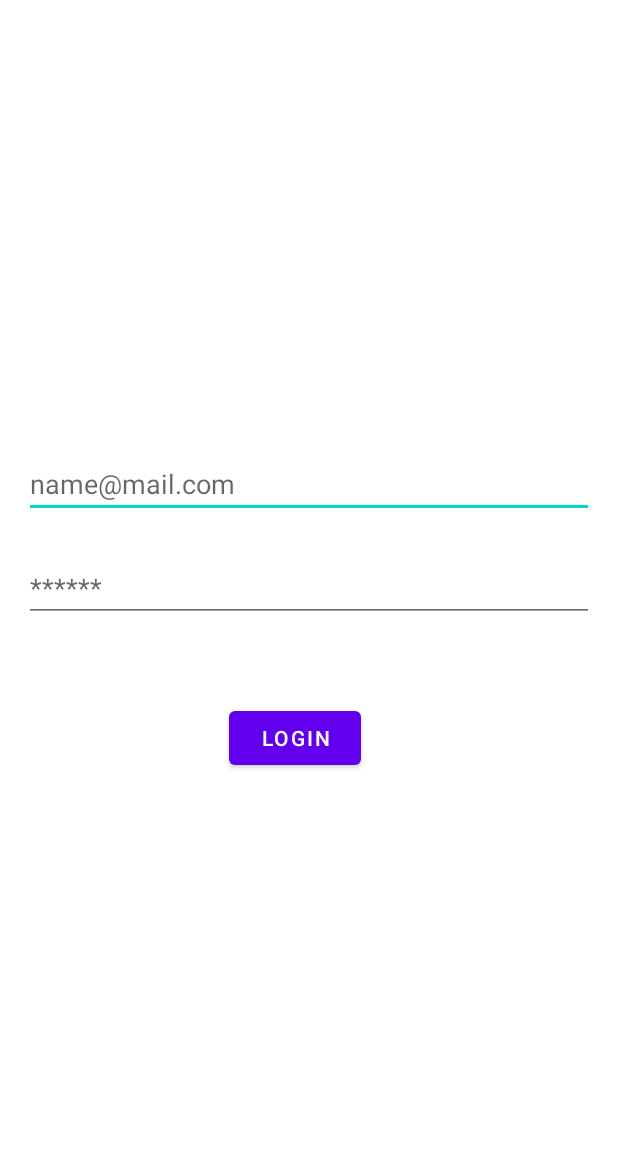
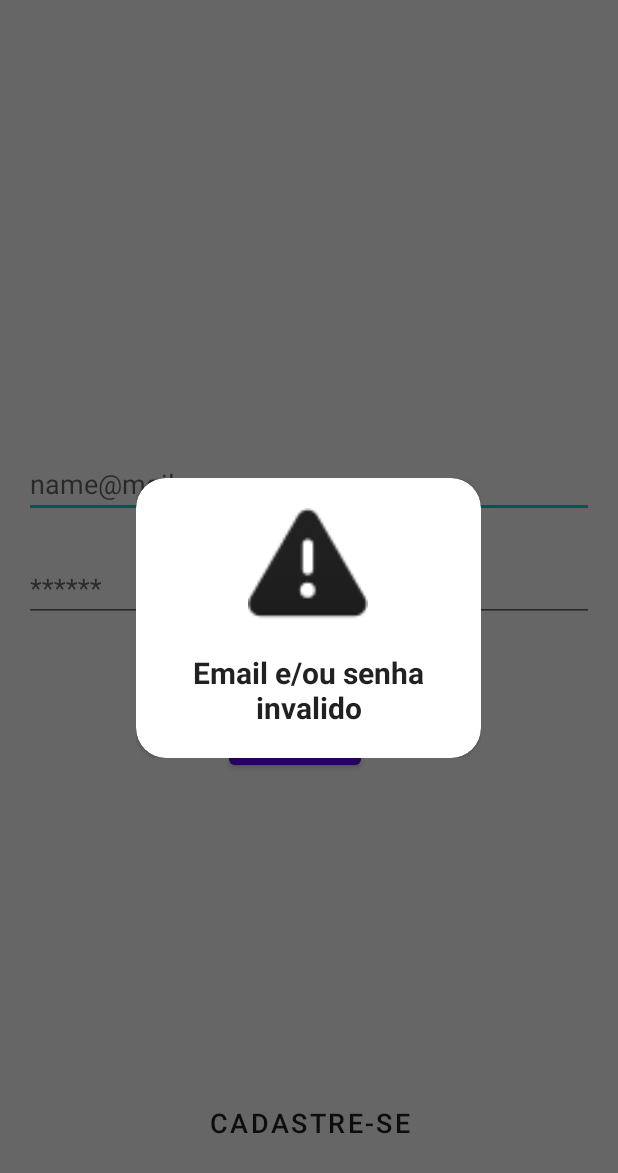
Before and after one commit to JulioCRFilho/KotlinArchitetureExample, an Android app: the screen it shows after launch (LoginActivity), after a tap on "LOGIN", on a phone screen of 412 x 824 dp. Shown: the top 1173 px of the screen. Run offline under Robolectric (Android 15) with nearby library versions, the phone set to English and light mode, and no system bars; our stand-ins replace Firebase (no records; nobody signed in at launch, a user with empty details on screens opened directly), data binding.

Commit message:
adicionado loading

```diff
--- a/app/src/main/java/com/example/uds/api/AuthInterface.kt
+++ b/app/src/main/java/com/example/uds/api/AuthInterface.kt
@@ -3,5 +3,5 @@ package com.example.uds.api
 interface AuthInterface {
     fun onStarted()
     fun onSuccess()
-    fun onFailure(message: String)
+    fun onFailure(message: String?)
 }
--- a/app/src/main/java/com/example/uds/ui/HomeActivity.kt
+++ b/app/src/main/java/com/example/uds/ui/HomeActivity.kt
@@ -3,6 +3,7 @@ package com.example.uds.ui
 import androidx.appcompat.app.AppCompatActivity
 import android.os.Bundle
 import com.example.uds.R
+import com.example.uds.utils.CustomDialog
 import kotlinx.android.synthetic.main.activity_home.*
 
 class HomeActivity : AppCompatActivity() {
@@ -13,5 +14,6 @@ class HomeActivity : AppCompatActivity() {
 
         toolbar.title = "Início"
         setSupportActionBar(toolbar)
+
     }
 }
--- a/app/src/main/java/com/example/uds/ui/LoginActivity.kt
+++ b/app/src/main/java/com/example/uds/ui/LoginActivity.kt
@@ -3,12 +3,12 @@ package com.example.uds.ui
 import android.content.Intent
 import androidx.appcompat.app.AppCompatActivity
 import android.os.Bundle
-import android.widget.Toast
 import androidx.databinding.DataBindingUtil
 import androidx.lifecycle.ViewModelProvider
 import com.example.uds.R
 import com.example.uds.api.AuthInterface
 import com.example.uds.databinding.ActivityLoginBinding
+import com.example.uds.utils.CustomDialog
 import com.example.uds.viewModel.LoginViewModel
 
 class LoginActivity : AppCompatActivity(), AuthInterface {
@@ -25,6 +25,7 @@ class LoginActivity : AppCompatActivity(), AuthInterface {
     }
 
     private fun verifyUser() {
+        CustomDialog(this, viewModel.authLiveData, this)
         val user = viewModel.verifyUserLoggedIn()
         user?.let {
             val intent = Intent(this, HomeActivity::class.java)
@@ -34,16 +35,17 @@ class LoginActivity : AppCompatActivity(), AuthInterface {
     }
 
     override fun onStarted() {
-        Toast.makeText(this, "logando", Toast.LENGTH_LONG).show()
+        CustomDialog(this, viewModel.authLiveData, this).show()
     }
 
     override fun onSuccess() {
+        viewModel.authLiveData.value = Pair(1, null)
         val intent = Intent(this, HomeActivity::class.java)
         startActivity(intent)
         finish()
     }
 
-    override fun onFailure(message: String) {
-        Toast.makeText(this, message, Toast.LENGTH_LONG).show()
+    override fun onFailure(message: String?) {
+        viewModel.authLiveData.value = Pair(2, message)
     }
 }
--- /dev/null
+++ b/app/src/main/java/com/example/uds/utils/CustomDialog.kt
@@ -0,0 +1,27 @@
+package com.example.uds.utils
+
+import android.app.Dialog
+import android.content.Context
+import android.content.DialogInterface
+import android.os.Bundle
+import androidx.lifecycle.LifecycleOwner
+import androidx.lifecycle.LiveData
+import androidx.lifecycle.Observer
+import com.example.uds.R
+import kotlinx.android.synthetic.main.fragment_dialog.*
+
+class CustomDialog(context: Context, private val liveData: LiveData<Pair<Int?, String?>>, private val owner: LifecycleOwner) : Dialog(context) {
+    override fun onCreate(savedInstanceState: Bundle?) {
+        super.onCreate(savedInstanceState)
+        setContentView(R.layout.fragment_dialog)
+        window?.setBackgroundDrawableResource(android.R.color.transparent)
+
+        liveData.observe(owner, Observer {
+            viewFlipper.displayedChild = it.first ?: 0
+
+            if (!it.second.isNullOrEmpty()) failMsg.text = it.second
+
+            if(it.first == 1) this.dismiss()
+        })
+    }
+}
--- a/app/src/main/java/com/example/uds/viewModel/LoginViewModel.kt
+++ b/app/src/main/java/com/example/uds/viewModel/LoginViewModel.kt
@@ -1,6 +1,7 @@
 package com.example.uds.viewModel
 
 import android.view.View
+import androidx.lifecycle.MutableLiveData
 import androidx.lifecycle.ViewModel
 import com.example.uds.api.AuthInterface
 import com.google.firebase.auth.FirebaseAuth
@@ -8,25 +9,29 @@ import com.google.firebase.auth.FirebaseUser
 
 class LoginViewModel : ViewModel() {
     private val firebaseAuth = FirebaseAuth.getInstance()
-    var authInterface: AuthInterface? = null
+
     var email: String? = null
     var password: String? = null
 
+    var authInterface: AuthInterface? = null
+    val authLiveData = MutableLiveData<Pair<Int?, String?>>()
+
     fun onLoginButtonClick(view: View) {
+        authLiveData.value = Pair(0, null)
         authInterface?.onStarted()
+
         if (email.isNullOrEmpty() || password.isNullOrEmpty()) {
             authInterface?.onFailure("Email e/ou senha invalido")
 
         } else {
-            firebaseAuth.signInWithEmailAndPassword(email ?: "", password ?: "")
+            firebaseAuth.signInWithEmailAndPassword(email!!, password!!)
                 .addOnCompleteListener { auth ->
-                    if (auth.isSuccessful) {
-                        authInterface?.onSuccess()
-                    } else {
-                        auth.exception?.message?.let { msg ->
-                            authInterface?.onFailure(msg)
-                        }
-                    }
+                   if(auth.isSuccessful) {
+                       authInterface?.onSuccess()
+
+                   } else {
+                        authInterface?.onFailure(auth.exception?.message)
+                   }
                 }
         }
     }
@@ -34,4 +39,8 @@ class LoginViewModel : ViewModel() {
     fun verifyUserLoggedIn(): FirebaseUser? {
         return firebaseAuth.currentUser
     }
+
+    fun signInNewUser(view: View) {
+
+    }
 }
--- a/app/src/main/res/layout/activity_login.xml
+++ b/app/src/main/res/layout/activity_login.xml
@@ -25,6 +25,7 @@
             android:ems="10"
             android:hint="name@mail.com"
             android:text="@={viewModel.email}"
+            android:textColor="?android:attr/textColorPrimary"
             android:inputType="textEmailAddress"
             app:layout_constraintEnd_toEndOf="parent"
             app:layout_constraintStart_toStartOf="parent"
@@ -40,6 +41,7 @@
             android:ems="10"
             android:hint="******"
             android:text="@={viewModel.password}"
+            android:textColor="?android:attr/textColorPrimary"
             android:inputType="textPassword"
             app:layout_constraintEnd_toEndOf="parent"
             app:layout_constraintStart_toStartOf="parent"
@@ -54,8 +56,23 @@
             android:layout_marginEnd="171dp"
             android:onClick="@{viewModel::onLoginButtonClick}"
             android:text="Login"
+            android:textColor="?android:attr/textColorPrimary"
             app:layout_constraintEnd_toEndOf="parent"
             app:layout_constraintStart_toStartOf="parent"
             app:layout_constraintTop_toBottomOf="@+id/editText2" />
+
+        <Button
+            android:id="@+id/button2"
+            style="@style/Widget.MaterialComponents.Button.TextButton"
+            android:layout_width="0dp"
+            android:layout_height="wrap_content"
+            android:layout_marginBottom="51dp"
+            android:textSize="18dp"
+            android:text="Cadastre-se"
+            android:onClick="@{viewModel::signInNewUser}"
+            android:textColor="?android:attr/textColorPrimary"
+            app:layout_constraintBottom_toBottomOf="parent"
+            app:layout_constraintEnd_toEndOf="parent"
+            app:layout_constraintStart_toStartOf="parent" />
     </androidx.constraintlayout.widget.ConstraintLayout>
 </layout>
--- /dev/null
+++ b/app/src/main/res/layout/fragment_dialog.xml
@@ -0,0 +1,96 @@
+<?xml version="1.0" encoding="utf-8"?>
+<androidx.cardview.widget.CardView xmlns:android="http://schemas.android.com/apk/res/android"
+    xmlns:app="http://schemas.android.com/apk/res-auto"
+    xmlns:tools="http://schemas.android.com/tools"
+    android:layout_width="230dp"
+    android:layout_height="wrap_content"
+    android:layout_gravity="center"
+    android:elevation="2dp"
+    app:cardCornerRadius="20dp">
+
+    <ViewFlipper
+        android:id="@+id/viewFlipper"
+        android:layout_width="wrap_content"
+        android:layout_height="wrap_content"
+        >
+
+        <LinearLayout
+            android:layout_width="match_parent"
+            android:layout_height="match_parent"
+            android:gravity="center"
+            android:orientation="vertical">
+
+            <ProgressBar
+                android:layout_width="80dp"
+                android:layout_height="80dp"
+                android:layout_marginTop="20dp"
+                android:tint="?android:attr/textColorPrimary"
+                android:progressTint="?android:attr/textColorPrimary" />
+
+            <TextView
+                android:layout_width="wrap_content"
+                android:layout_height="wrap_content"
+                android:layout_marginTop="16dp"
+                android:layout_marginBottom="20dp"
+                android:text="Carregando..."
+                android:gravity="center_horizontal"
+                android:textColor="?android:attr/textColorPrimary"
+                android:textSize="20dp"
+                android:textStyle="bold" />
+        </LinearLayout>
+
+        <LinearLayout
+            android:layout_width="match_parent"
+            android:layout_height="match_parent"
+            android:gravity="center"
+            android:orientation="vertical">
+
+            <ImageView
+                android:layout_width="80dp"
+                android:layout_height="80dp"
+                android:layout_marginTop="20dp"
+                android:tint="?android:attr/textColorPrimary"
+                app:srcCompat="@drawable/ic_success" />
+
+            <TextView
+                android:layout_width="wrap_content"
+                android:layout_height="wrap_content"
+                android:layout_marginTop="16dp"
+                android:layout_marginBottom="20dp"
+                android:text="Sucesso!"
+                android:gravity="center_horizontal"
+                android:textColor="?android:attr/textColorPrimary"
+                android:textSize="20dp"
+                android:textStyle="bold" />
+        </LinearLayout>
+
+        <LinearLayout
+            android:layout_width="match_parent"
+            android:layout_height="match_parent"
+            android:gravity="center"
+            android:orientation="vertical">
+
+            <ImageView
+                android:layout_width="80dp"
+                android:layout_height="80dp"
+                android:layout_marginTop="20dp"
+                android:tint="?android:attr/textColorPrimary"
+                app:srcCompat="@android:drawable/ic_dialog_alert" />
+
+            <TextView
+                android:id="@+id/failMsg"
+                android:layout_width="wrap_content"
+                android:layout_height="wrap_content"
+                android:layout_marginTop="16dp"
+                android:layout_marginBottom="20dp"
+                android:layout_marginHorizontal="16dp"
+                android:gravity="center_horizontal"
+                android:text="Ops, falha na conexão"
+                android:textColor="?android:attr/textColorPrimary"
+                android:textSize="20dp"
+                android:textStyle="bold" />
+        </LinearLayout>
+
+    </ViewFlipper>
+
+</androidx.cardview.widget.CardView>
```
Also changed, not shown: app/src/main/res/drawable/ic_success.png (added).
